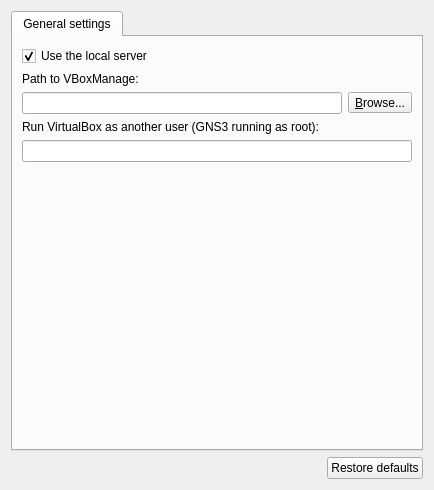
Qt form gns3/modules/virtualbox/ui/virtualbox_preferences_page.ui (GNS3/gns3-gui) before a commit.
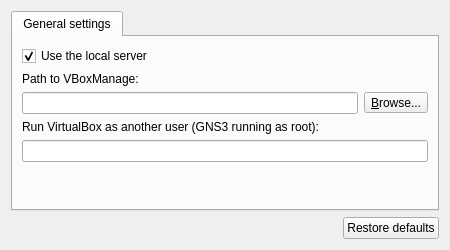
The same form after that commit.

```diff
--- a/gns3/modules/virtualbox/ui/virtualbox_preferences_page.ui
+++ b/gns3/modules/virtualbox/ui/virtualbox_preferences_page.ui
@@ -6,8 +6,8 @@
    <rect>
     <x>0</x>
     <y>0</y>
-    <width>430</width>
-    <height>490</height>
+    <width>450</width>
+    <height>250</height>
    </rect>
   </property>
   <property name="windowTitle">
```
